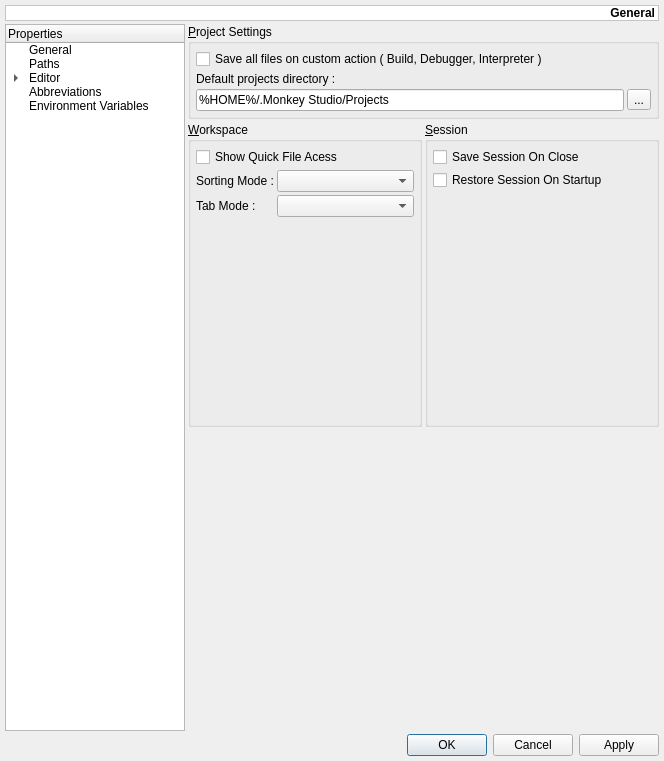
This is monkey/src/maininterface/ui/UISettings.ui in pasnox/monkeystudio2 as Qt 5 draws it before an edit. The edited form follows.
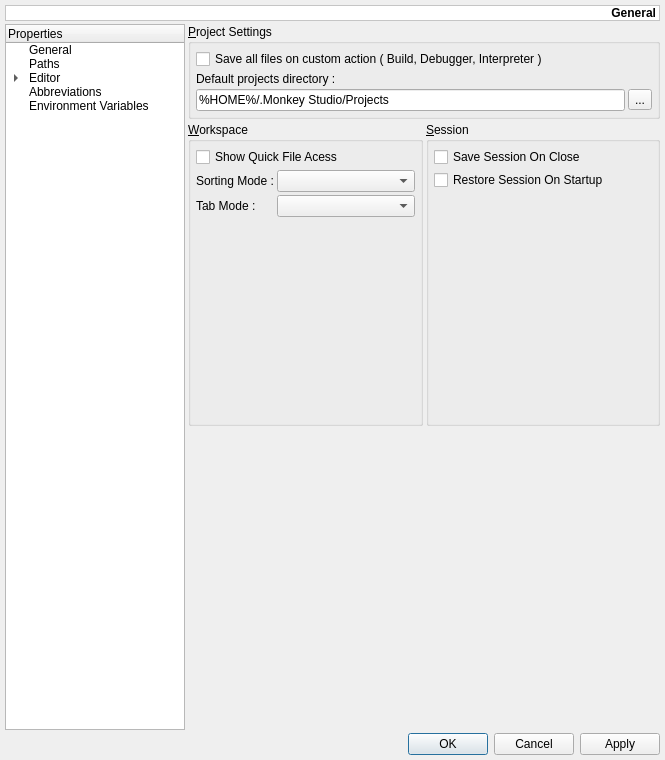
This is the edited form. Custom widgets are drawn as their Qt base class.

```diff
--- a/monkey/src/maininterface/ui/UISettings.ui
+++ b/monkey/src/maininterface/ui/UISettings.ui
@@ -6,8 +6,8 @@
    <rect>
     <x>0</x>
     <y>0</y>
-    <width>664</width>
-    <height>761</height>
+    <width>665</width>
+    <height>760</height>
    </rect>
   </property>
   <property name="windowTitle">
```
Left out of the diff: 35 changed lines with no effect on the pictures.
